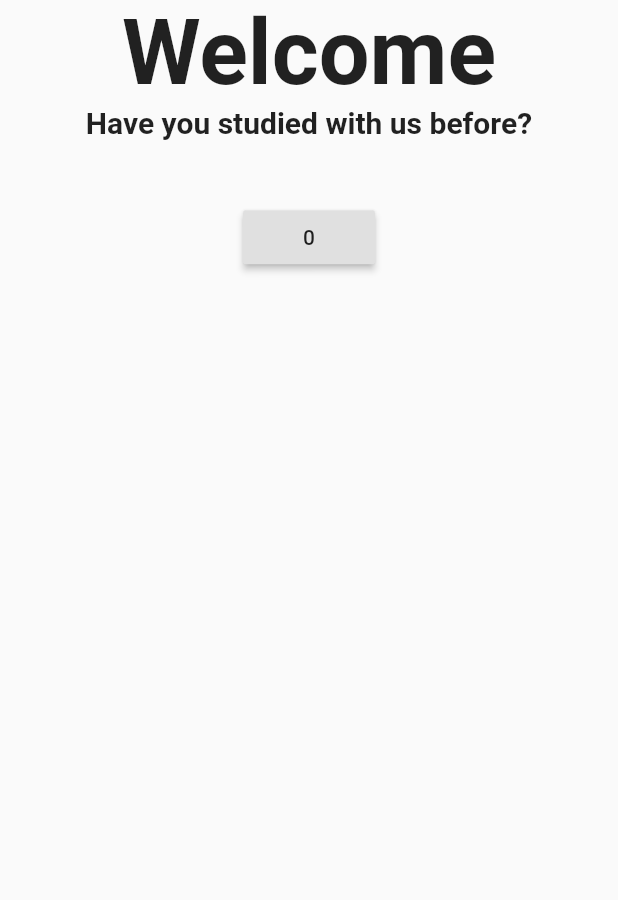
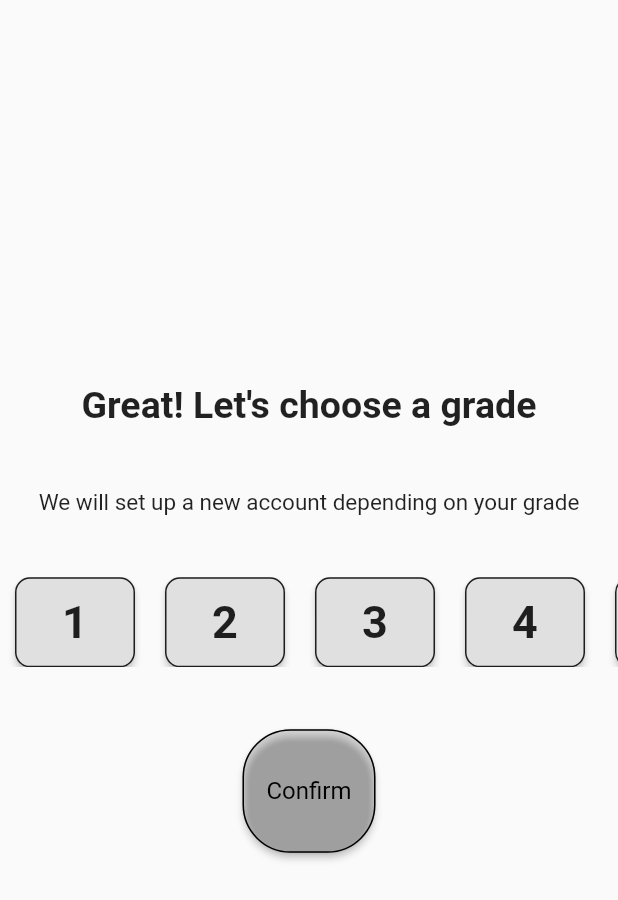
Before and after one commit to namthanhpham7296/ismart_app, a Flutter app: the ChooseGradePage screen opened by its route, on a phone screen of 412 x 824 dp. Shown: the top 900 px of the screen. Run offline on Flutter 3.47's test engine with Material 2 defaults, Android fonts, the phone set to English and light mode, and no system bars; our stand-ins replace get, google_fonts, keyboard_dismisser.

Commit message:
Modify choose grade page

```diff
--- a/lib/app/modules/choose_grade/choose_grade_page.dart
+++ b/lib/app/modules/choose_grade/choose_grade_page.dart
@@ -1,77 +1,52 @@
 import 'package:flutter/material.dart';
+import 'package:ismart_app/app/modules/choose_grade/widgets/elevated_button_confirm.dart';
+import 'package:ismart_app/app/modules/choose_grade/widgets/grade_button.dart';
 
 class ChooseGradePage extends StatelessWidget {
+  int? selectedIndex;
   @override
   Widget build(BuildContext context) {
     Size size = MediaQuery.of(context).size;
     return Scaffold(
       body: SafeArea(
         child: SingleChildScrollView(
+          child: Container(
+            height: size.height,
+            width: double.infinity,
             child: Column(
               mainAxisAlignment: MainAxisAlignment.center,
+              crossAxisAlignment: CrossAxisAlignment.center,
+              mainAxisSize: MainAxisSize.min,
               children: <Widget>[
                 Text(
-                "Welcome",
-                style: TextStyle(fontSize: 60, fontWeight: FontWeight.bold),
-              ),
-              Text(
-                "Have you studied with us before?",
-                style: TextStyle(fontSize: 20, fontWeight: FontWeight.bold),
+                  "Great! Let's choose a grade",
+                  style: TextStyle(fontSize: 25, fontWeight: FontWeight.bold),
                 ),
                 SizedBox(
                   height: size.height * 0.05,
                 ),
-              ListView.builder(
-                shrinkWrap: true,
-                itemCount: 1,
-                itemBuilder: (BuildContext context, int index) {
-                  return Row(
-                    mainAxisAlignment: MainAxisAlignment.spaceEvenly,
-                    children: [MyListItem(index)],
-                  );
-                },
-              )
+                Text(
+                  "We will set up a new account depending on your grade",
+                  style: TextStyle(fontSize: 15),
+                ),
+                SizedBox(
+                  height: size.height * 0.05,
+                ),
+                SizedBox(
+                  height: 60.0,
+                  width: double.infinity,
+                  child: Container(
+                      alignment: Alignment.center, child: MyListItem()),
+                ),
+                SizedBox(
+                  height: size.height * 0.05,
+                ),
+                ElevatedButtonConfirm()
               ],
+            ),
           ),
         ),
       ),
     );
   }
 }
-
-class MyListItem extends StatefulWidget {
-  final int index;
-
-  MyListItem(this.index);
-
-  @override
-  _MyListItemState createState() => new _MyListItemState();
-}
-
-class _MyListItemState extends State<MyListItem> {
-  late bool isSelected;
-
-  @override
-  void initState() {
-    super.initState();
-    isSelected = false;
-  }
-
-  @override
-  Widget build(BuildContext context) {
-    return new RaisedButton(
-      onPressed: () {
-        if (isSelected) {
-          setState(() {
-            isSelected = false;
-          });
-        } else {
-          setState(() {
-            isSelected = true;
-          });
-        }
-      },
-      child: new Text("${widget.index}"),
-    );
-  }
-}
--- /dev/null
+++ b/lib/app/modules/choose_grade/setup_account_user.dart
@@ -0,0 +1,30 @@
+import 'package:flutter/material.dart';
+
+
+class SetupAccountUserPage extends StatelessWidget {
+  @override
+  Widget build(BuildContext context) {
+    final Orientation orientation = MediaQuery.of(context).orientation;
+    final bool isLandscape = orientation == Orientation.landscape;
+    return Scaffold(
+      primary: !isLandscape,
+      body: Center(
+        child: SingleChildScrollView(
+          child: Row(
+            mainAxisAlignment: MainAxisAlignment.center,
+            children: [
+              Image.asset("assets/images/user-settings.png", width: 50, height: 50,),
+              Container(
+                padding: EdgeInsets.all(20),
+                child: Text(
+                  "Settings up your account...",
+                  style: TextStyle(fontSize: 20, fontWeight: FontWeight.bold),
+                ),
+              ),
+            ],
+          ),
+        ),
+      ),
+    );
+  }
+}
--- /dev/null
+++ b/lib/app/modules/choose_grade/widgets/elevated_button_confirm.dart
@@ -0,0 +1,40 @@
+import 'package:flutter/material.dart';
+import 'package:google_fonts/google_fonts.dart';
+
+class ElevatedButtonConfirm extends StatefulWidget {
+  @override
+  _ElevatedButtonConfirmState createState() => _ElevatedButtonConfirmState();
+}
+
+class _ElevatedButtonConfirmState extends State<ElevatedButtonConfirm> {
+  bool isButtonPressed = false;
+  @override
+  Widget build(BuildContext context) {
+    Size size = MediaQuery.of(context).size;
+    return Container(
+      alignment: Alignment.center,
+      child: ElevatedButton(
+        onPressed: () {
+          isButtonPressed = !isButtonPressed;
+          //Get.toNamed(Routes.SETUP_ACCOUNT_USER);
+        },
+        child: Text(
+          "Confirm",
+          style: GoogleFonts.suezOne(
+            fontSize: 16,
+            fontWeight: FontWeight.normal,
+          ),
+        ),
+        style: ElevatedButton.styleFrom(
+          minimumSize: Size(size.width * 0.20, size.height * 0.10),
+          primary: isButtonPressed ? Colors.white : Colors.black12,
+          onPrimary: Colors.black,
+          side: BorderSide(width: 1.0, color: Colors.black),
+          shape: RoundedRectangleBorder(
+            borderRadius: BorderRadius.circular(32.0),
+          ),
+        ),
+      ),
+    );
+  }
+}
--- /dev/null
+++ b/lib/app/modules/choose_grade/widgets/grade_button.dart
@@ -0,0 +1,42 @@
+import 'package:flutter/material.dart';
+
+class MyListItem extends StatefulWidget {
+  @override
+  _MyListItemState createState() => new _MyListItemState();
+}
+
+class _MyListItemState extends State<MyListItem> {
+  int? selectedIndex;
+  @override
+  Widget build(BuildContext context) {
+    return ListView.builder(
+      physics: ClampingScrollPhysics(),
+      shrinkWrap: true,
+      scrollDirection: Axis.horizontal,
+      itemCount: 5,
+      itemBuilder: (BuildContext context, int index) => Padding(
+        padding: const EdgeInsets.fromLTRB(10, 0, 10, 0),
+        child: Container(
+          width: 80.0,
+          child: RaisedButton(
+            color: selectedIndex == index ? Colors.yellow : null,
+            shape: RoundedRectangleBorder(
+                borderRadius: BorderRadius.circular(10),
+                side: BorderSide(color: Colors.black87)),
+            onPressed: () {
+              setState(() {
+                selectedIndex = index;
+              });
+            },
+            child: new Text(
+              "${index + 1}",
+              style: TextStyle(fontSize: 30, fontWeight: FontWeight.bold),
+            ),
+          ),
+        ),
+      ),
+    );
+  }
+
+
+}
--- a/lib/routes/pages.dart
+++ b/lib/routes/pages.dart
@@ -4,6 +4,7 @@ import 'package:ismart_app/app/modules/auth/login_page.dart';
 import 'package:ismart_app/app/modules/auth/forget_password_page.dart';
 import 'package:ismart_app/app/modules/auth/send_forget_password_page.dart';
 import 'package:ismart_app/app/modules/choose_grade/choose_grade_page.dart';
+import 'package:ismart_app/app/modules/choose_grade/setup_account_user.dart';
 import 'package:ismart_app/app/modules/home/home_page.dart';
 import 'package:ismart_app/app/modules/intro/intro_bliding.dart';
 import 'package:ismart_app/app/modules/intro/intro_page.dart';
@@ -42,6 +43,10 @@ abstract class AppPages {
      GetPage(
       name: Routes.CHOOSE_GRADE,
       page: () => ChooseGradePage(),
+    ),
+     GetPage(
+      name: Routes.SETUP_ACCOUNT_USER,
+      page: () => SetupAccountUserPage(),
     )
   ];
 }
--- a/lib/routes/routes.dart
+++ b/lib/routes/routes.dart
@@ -8,4 +8,5 @@ abstract class Routes {
   static const FORGETPASSWORD = '/forgetPassword';
   static const SEND_FORGETPASSWORD = '/sendForgetPassword';
   static const CHOOSE_GRADE = '/chooseGrade';
+  static const SETUP_ACCOUNT_USER = '/setupAccountUser';
 }
```
Lines whose indentation alone changed are shown as unchanged.
